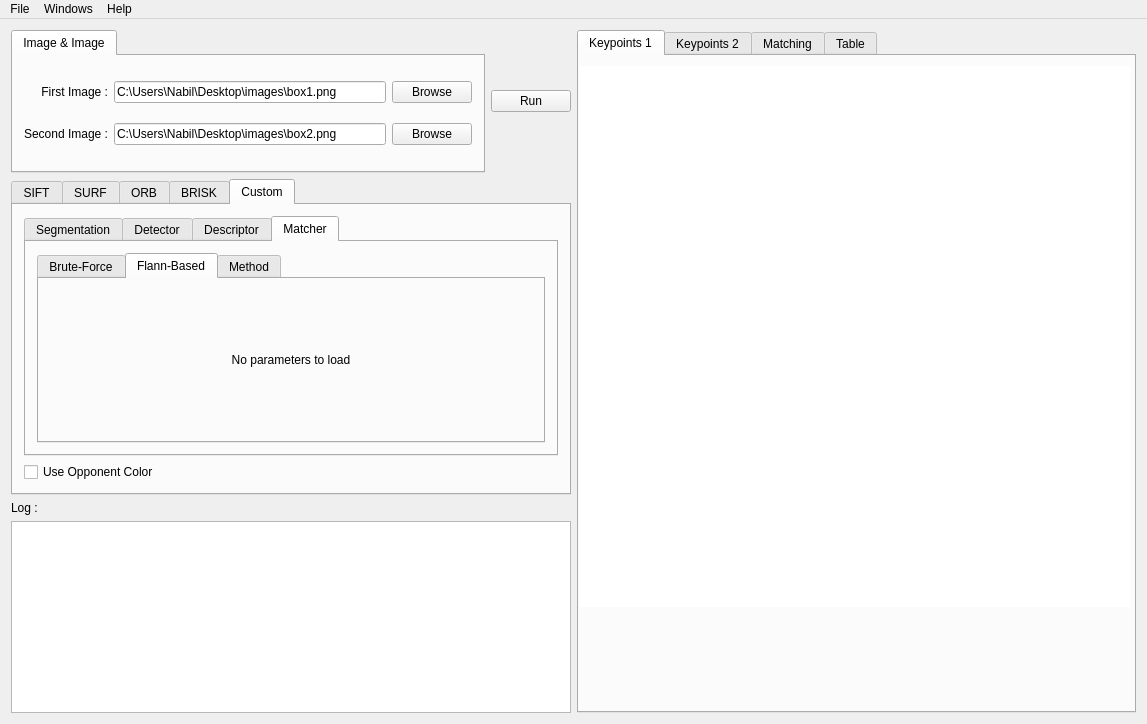
Qt form source_code/mainwindow.ui (Aissa94/PFE_Project) before a commit.
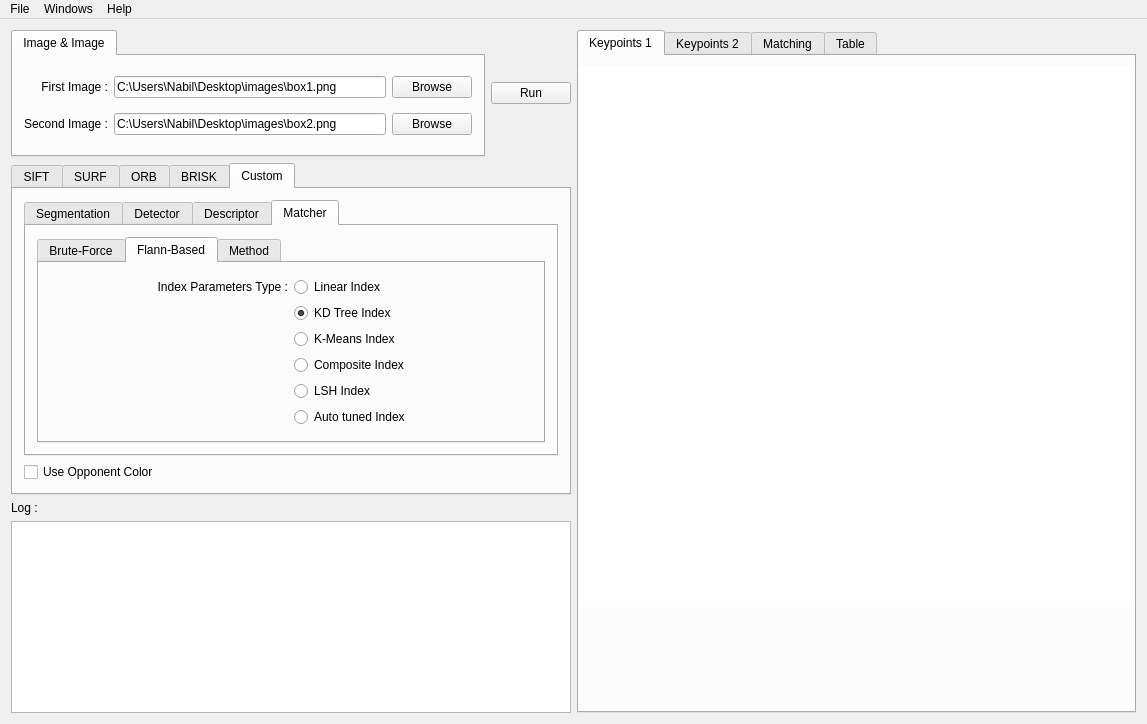
The same form after that commit. The open tabs and pages were chosen to show the change.

Commit message: Flann-Based with Index Parameters Type

Patch:
```diff
--- a/source_code/mainwindow.ui
+++ b/source_code/mainwindow.ui
@@ -1736,10 +1736,91 @@
                   <item row="0" column="0">
                    <widget class="QLabel" name="matcherFlannBasedParam1Label">
                     <property name="text">
-                     <string>No parameters to load</string>
+                     <string>Index Parameters Type :</string>
+                    </property>
+                    <property name="toolTip">
+                    <string>The nearest neighbor search index type</string>
                     </property>
                     <property name="alignment">
-                     <set>Qt::AlignCenter</set>
+                     <set>Qt::AlignRight|Qt::AlignTrailing|Qt::AlignVCenter</set>
+                    </property>
+                   </widget>
+                  </item>
+                  <item row="0" column="1">
+                   <widget class="QRadioButton" name="matcherFlannBasedLinearIndexParams">
+                    <property name="text">
+                     <string>Linear Index</string>
+                    </property>
+                    <property name="toolTip">
+                    <string>The index will perform a linear, brute-force search.</string>
+                    </property>
+                   </widget>
+                  </item>
+                  <item row="1" column="1">
+                   <widget class="QRadioButton" name="matcherFlannBasedKDTreeIndexParams">
+                    <property name="text">
+                     <string>KD Tree Index</string>
+                    </property>
+                    <property name="checked">
+                     <bool>true</bool>
+                    </property>
+                    <property name="toolTip">
+                    <string>The index constructed will consist of a set of randomized kd-trees which will be searched in parallel.</string>
+                    </property>
+                   </widget>
+                  </item>
+                  <item row="2" column="1">
+                   <widget class="QRadioButton" name="matcherFlannBasedKMeansIndexParams">
+                    <property name="text">
+                     <string>K-Means Index</string>
+                    </property>               
+                    <property name="toolTip">
+                    <string>The index constructed will be a hierarchical k-means tree.</string>
+                    </property>
+                    <property name="checked">
+                     <bool>false</bool>
+                    </property>
+                   </widget>
+                  </item>
+                  <item row="3" column="1">
+                   <widget class="QRadioButton" name="matcherFlannBasedCompositeIndexParams">
+                    <property name="text">
+                     <string>Composite Index</string>
+                    </property>
+                    <property name="toolTip">
+                    <string>The index created combines the randomized kd-trees and the hierarchical k-means tree.</string>
+                    </property>
+                    <property name="checked">
+                     <bool>false</bool>
+                    </property>
+                   </widget>
+                  </item>
+                  <item row="4" column="1">
+                   <widget class="QRadioButton" name="matcherFlannBasedLshIndexParams">
+                    <property name="text">
+                     <string>LSH Index</string>
+                    </property>
+                    <property name="toolTip">
+                    <string>The index created uses multi-probe LSH (by Multi-Probe LSH: Efficient Indexing for High-Dimensional Similarity Search
+by Qin Lv, William Josephson, Zhe Wang, Moses Charikar, Kai Li.,
+Proceedings of the 33rd International Conference on Very Large Data Bases (VLDB). Vienna, Austria. September 2007)</string>
+                    </property>
+                    <property name="checked">
+                     <bool>false</bool>
+                    </property>
+                   </widget>
+                  </item>
+                  <item row="5" column="1">
+                   <widget class="QRadioButton" name="matcherFlannBasedAutotunedIndexParams">
+                    <property name="text">
+                     <string>Auto tuned Index</string>
+                    </property>
+                    <property name="toolTip">
+                    <string>The index created is automatically tuned to offer the best performance,
+by choosing the optimal index type (randomized kd-trees, hierarchical kmeans, linear) and parameters for the dataset provided.</string>
+                    </property>
+                    <property name="checked">
+                     <bool>false</bool>
                     </property>
                    </widget>
                   </item>
```
Left out of the diff: 8 changed lines with no effect on the pictures. The commit also changes 3 other files.
